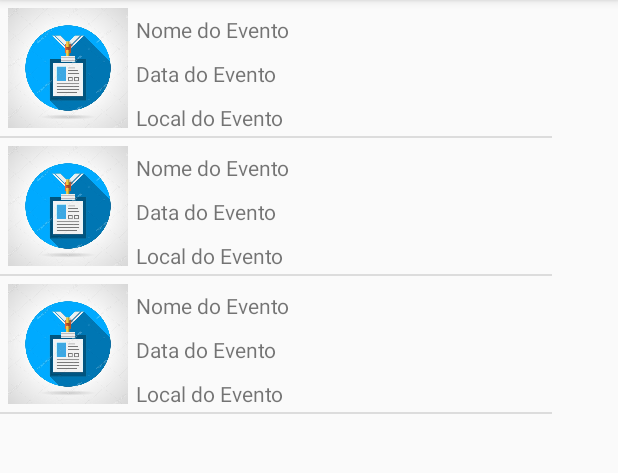
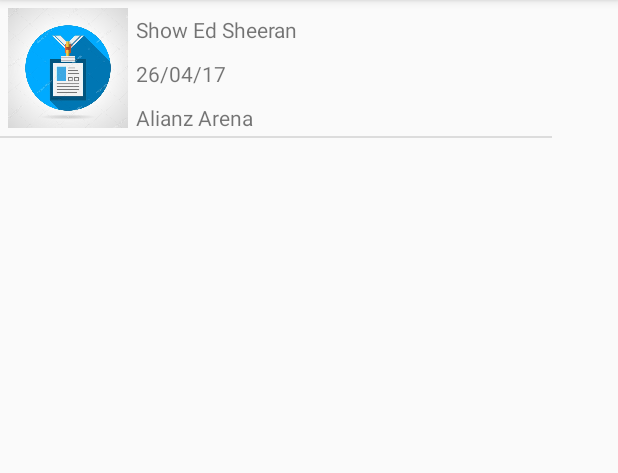
Before and after one commit to higorbhermes/Trabalho02-2017--2, an Android app: the screen it shows after launch (MainActivity), on a phone screen of 412 x 824 dp, the part 84-557 px from its top. Run offline under Robolectric (Android 15) with nearby library versions, the phone set to English and light mode, and no system bars.

Commit message:
Ajustes Classe Evento Adapter

```diff
--- a/app/src/main/java/br/iff/pooa20172/trabalho02_2017_2/Evento.java
+++ b/app/src/main/java/br/iff/pooa20172/trabalho02_2017_2/Evento.java
@@ -46,11 +46,11 @@ public class Evento {
         this.local = local;
     }
 
-    public String getCapacidade() {
+    public int getCapacidade() {
         return capacidade;
     }
 
-    public void setCapacidade(String capacidade) {
+    public void setCapacidade(int capacidade) {
         this.capacidade = capacidade;
     }
 
--- a/app/src/main/java/br/iff/pooa20172/trabalho02_2017_2/EventoAdapter.java
+++ b/app/src/main/java/br/iff/pooa20172/trabalho02_2017_2/EventoAdapter.java
@@ -32,9 +32,13 @@ public class EventoAdapter extends ArrayAdapter<Evento>{
         View rowView = inflater.inflate(R.layout.item_evento, parent, false);
 
         TextView nome = (TextView) rowView.findViewById(R.id.nome);
+        TextView data = (TextView) rowView.findViewById(R.id.data);
+        TextView local = (TextView) rowView.findViewById(R.id.local);
         ImageView imagem = (ImageView) rowView.findViewById(R.id.imagem);
 
         nome.setText(elementos.get(position).getNome());
+        data.setText(elementos.get(position).getData());
+        local.setText(elementos.get(position).getLocal());
         imagem.setImageResource(elementos.get(position).getImagem());
         return rowView;
     }
--- a/app/src/main/java/br/iff/pooa20172/trabalho02_2017_2/MainActivity.java
+++ b/app/src/main/java/br/iff/pooa20172/trabalho02_2017_2/MainActivity.java
@@ -38,12 +38,9 @@ public class MainActivity extends AppCompatActivity {
 
     private ArrayList<Evento> adicionarEvento() {
         ArrayList<Evento> evento = new ArrayList<Evento>();
-        Evento ev1 = new Evento("Nome do Evento", R.drawable.nome);
+        Evento ev1 = new Evento("Show Ed Sheeran", "26/04/17", "Alianz Arena", 45000, "", "", 345.00, R.drawable.nome);
         evento.add(ev1);
-        Evento ev2 = new Evento("Nome do Evento", R.drawable.nome);
-        evento.add(ev2);
-        Evento ev3 = new Evento("Nome do Evento", R.drawable.nome);
-        evento.add(ev3);
+
 
         return evento;
     }
```
